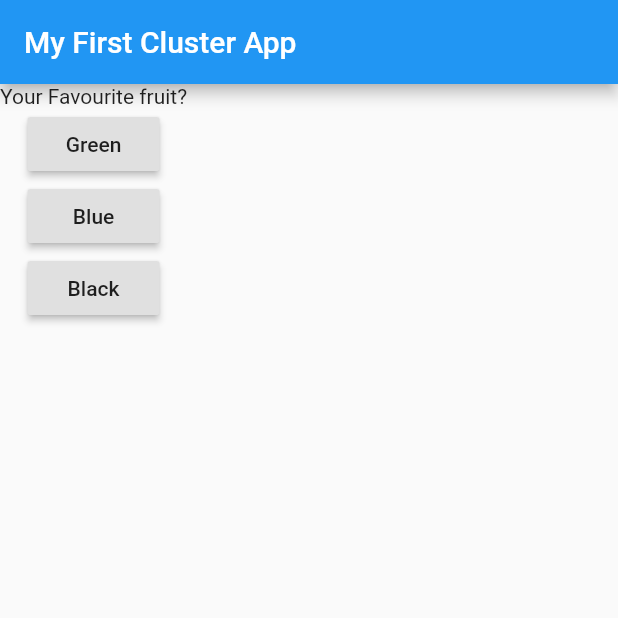
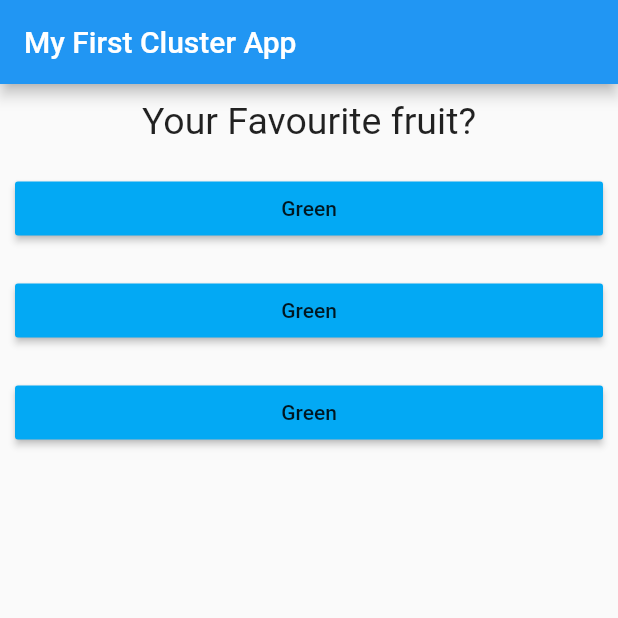
Before and after one commit to Mukkesh20/FlutterApp, a Flutter app: the screen it shows after launch, after a tap on "Green", on a phone screen of 412 x 824 dp, the top half of it. Run offline on Flutter 3.47's test engine with Material 2 defaults, Android fonts, the phone set to English and light mode, and no system bars.

Commit message:
2nd Update

```diff
--- /dev/null
+++ b/lib/answer.dart
@@ -0,0 +1,20 @@
+import 'package:flutter/material.dart';
+
+class Answer extends StatelessWidget {
+    final Function selectHandler;
+
+    Answer(this.selectHandler);
+
+    @override
+    Widget build(BuildContext context) {
+    return Container(
+      width: double.infinity,
+      margin: EdgeInsets.all(10),
+      child: RaisedButton(
+        color: Colors.lightBlue,
+          child :Text('Green'),
+          onPressed: selectHandler,
+        ),
+      );
+    }
+}
--- a/lib/main.dart
+++ b/lib/main.dart
@@ -1,4 +1,6 @@
 import 'package:flutter/material.dart';
+import './questions.dart';
+import './answer.dart';
 
 void main(){
  runApp(MyFirstApp());
@@ -13,13 +15,13 @@ class MyFirstApp extends StatefulWidget{
 }
 
 class MyFirstAppState extends State<MyFirstApp>{
-  var questionIndex = 0;
+  var _questionIndex = 0;
 
-  onClickFunc(){
+  void _answerQuestion(){
     setState(() {
-      questionIndex =questionIndex +1;
+      _questionIndex = _questionIndex +1;
     });
-    print(questionIndex);
+    print(_questionIndex);
   }
 
   Widget build(BuildContext context){
@@ -33,19 +35,11 @@ class MyFirstAppState extends State<MyFirstApp>{
         AppBar(title: Text('My First Cluster App'),),
        body: Column(
          children: [
-           Text(questions[questionIndex]),
-           RaisedButton(
-             child: Text('Green'),
-             onPressed: onClickFunc,
-             ),
-           RaisedButton(
-             child: Text('Blue'),
-             onPressed: onClickFunc,
-             ),
-           RaisedButton(
-             child: Text('Black'),
-             onPressed: onClickFunc,
-             )
+            Questions(questions[_questionIndex]
+           ),
+           Answer(_answerQuestion),
+           Answer(_answerQuestion),
+           Answer(_answerQuestion),
          ],
        ),
         ),
--- /dev/null
+++ b/lib/questions.dart
@@ -0,0 +1,20 @@
+import 'package:flutter/material.dart';
+
+class Questions extends StatelessWidget {
+    final String questionText;
+
+    Questions(this.questionText);
+
+    @override
+    Widget build(BuildContext context) {
+    return Container(
+      width: double.infinity,
+      margin: EdgeInsets.all(10),
+      child :
+      Text(questionText,
+      style: TextStyle(fontSize: 25),
+        textAlign: TextAlign.center,
+    ),
+    ) ;
+  }
+}
```
